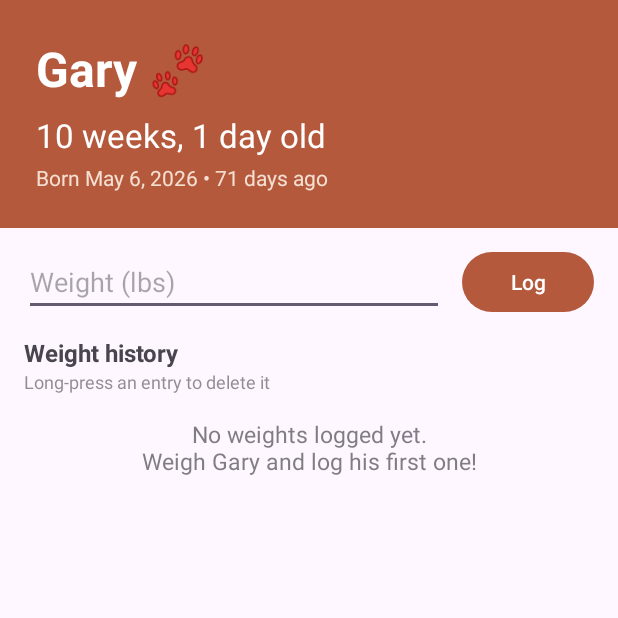
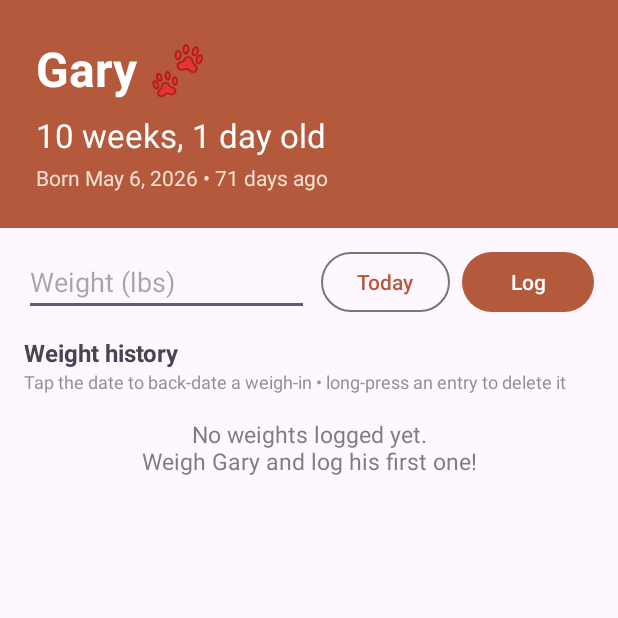
Before and after one commit to dmoede/dmoede, an Android app: the screen it shows after launch (MainActivity), on a phone screen of 412 x 824 dp, the top half of it. Run offline under Robolectric (Android 15) with nearby library versions, the phone set to English and light mode, and no system bars.

Commit message:
Let weights be back-dated to any day since Gary's birthday
Add a date button next to the weight input that opens a date picker
(clamped between Gary's birthday and today), defaulting to today. The
logged entry uses the chosen date instead of always today.

Co-Authored-By: Claude Fable 5 <noreply@anthropic.com>
Claude-Session: https://claude.ai/code/session_01VDPBjWYEsDHDMzFzo2nWL6

```diff
--- a/gary-tracker/app/src/main/java/com/dmoede/garytracker/MainActivity.kt
+++ b/gary-tracker/app/src/main/java/com/dmoede/garytracker/MainActivity.kt
@@ -1,5 +1,6 @@
 package com.dmoede.garytracker
 
+import android.app.DatePickerDialog
 import android.os.Bundle
 import android.view.inputmethod.InputMethodManager
 import android.widget.ArrayAdapter
@@ -17,6 +18,9 @@ class MainActivity : AppCompatActivity() {
     private lateinit var adapter: ArrayAdapter<String>
     private var entries: List<GaryData.WeightEntry> = emptyList()
 
+    /** Date the next logged weight will be recorded under; defaults to today. */
+    private var selectedDate: LocalDate = LocalDate.now()
+
     override fun onCreate(savedInstanceState: Bundle?) {
         super.onCreate(savedInstanceState)
         setContentView(R.layout.activity_main)
@@ -25,15 +29,21 @@ class MainActivity : AppCompatActivity() {
         val listView = findViewById<ListView>(R.id.weight_list)
         listView.adapter = adapter
 
+        val dateButton = findViewById<Button>(R.id.date_button)
+        updateDateButton()
+        dateButton.setOnClickListener { showDatePicker() }
+
         val input = findViewById<EditText>(R.id.weight_input)
         findViewById<Button>(R.id.log_button).setOnClickListener {
             val lbs = input.text.toString().toDoubleOrNull()
             if (lbs == null || lbs <= 0 || lbs > 200) {
                 Toast.makeText(this, getString(R.string.invalid_weight), Toast.LENGTH_SHORT).show()
             } else {
-                GaryData.addWeight(this, GaryData.WeightEntry(LocalDate.now(), lbs))
+                GaryData.addWeight(this, GaryData.WeightEntry(selectedDate, lbs))
                 input.text.clear()
                 hideKeyboard(input)
+                selectedDate = LocalDate.now()
+                updateDateButton()
                 refresh()
                 GaryWidgetProvider.updateAll(this)
                 Toast.makeText(this, getString(R.string.weight_logged), Toast.LENGTH_SHORT).show()
@@ -85,6 +95,30 @@ class MainActivity : AppCompatActivity() {
             if (entries.isEmpty()) getString(R.string.no_weights) else ""
     }
 
+    private fun updateDateButton() {
+        val label = if (selectedDate == LocalDate.now()) getString(R.string.date_today)
+            else GaryData.formatDateShort(selectedDate)
+        findViewById<Button>(R.id.date_button).text = label
+    }
+
+    private fun showDatePicker() {
+        val dialog = DatePickerDialog(
+            this,
+            { _, year, month, day ->
+                selectedDate = LocalDate.of(year, month + 1, day)
+                updateDateButton()
+            },
+            selectedDate.year,
+            selectedDate.monthValue - 1,
+            selectedDate.dayOfMonth
+        )
+        // Can't weigh him before he was born, or in the future.
+        dialog.datePicker.minDate =
+            GaryData.BIRTHDAY.toEpochDay() * 24L * 60L * 60L * 1000L
+        dialog.datePicker.maxDate = System.currentTimeMillis()
+        dialog.show()
+    }
+
     private fun hideKeyboard(view: EditText) {
         val imm = getSystemService(INPUT_METHOD_SERVICE) as InputMethodManager
         imm.hideSoftInputFromWindow(view.windowToken, 0)
--- a/gary-tracker/app/src/main/res/layout/activity_main.xml
+++ b/gary-tracker/app/src/main/res/layout/activity_main.xml
@@ -56,10 +56,19 @@
             android:autofillHints="" />
 
         <Button
+            android:id="@+id/date_button"
+            style="?attr/materialButtonOutlinedStyle"
+            android:layout_width="wrap_content"
+            android:layout_height="wrap_content"
+            android:layout_marginStart="8dp"
+            android:minWidth="0dp"
+            android:text="@string/date_today" />
+
+        <Button
             android:id="@+id/log_button"
             android:layout_width="wrap_content"
             android:layout_height="wrap_content"
-            android:layout_marginStart="12dp"
+            android:layout_marginStart="8dp"
             android:text="@string/log_weight" />
     </LinearLayout>
 
--- a/gary-tracker/app/src/main/res/values/strings.xml
+++ b/gary-tracker/app/src/main/res/values/strings.xml
@@ -5,6 +5,7 @@
     <string name="born_line">Born %1$s • %2$d days ago</string>
     <string name="weight_hint">Weight (lbs)</string>
     <string name="log_weight">Log</string>
+    <string name="date_today">Today</string>
     <string name="weight_logged">Logged! Good boy, Gary 🐶</string>
     <string name="invalid_weight">Enter a valid weight in lbs</string>
     <string name="no_weights">No weights logged yet.\nWeigh Gary and log his first one!</string>
@@ -13,6 +14,6 @@
     <string name="delete_title">Delete entry?</string>
     <string name="delete_message">Remove %1$s on %2$s?</string>
     <string name="delete">Delete</string>
-    <string name="hint_long_press">Long-press an entry to delete it</string>
+    <string name="hint_long_press">Tap the date to back-date a weigh-in • long-press an entry to delete it</string>
     <string name="widget_description">Gary\'s age and latest weight</string>
 </resources>
```
Also changed, not shown: 1 other file.
